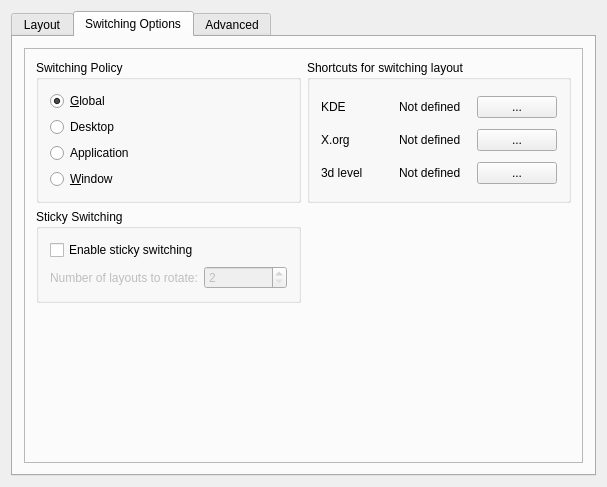
mgottschlag/kwin-tiling, file kcontrol/kxkb/kcmlayoutwidget.ui: the form before one commit.
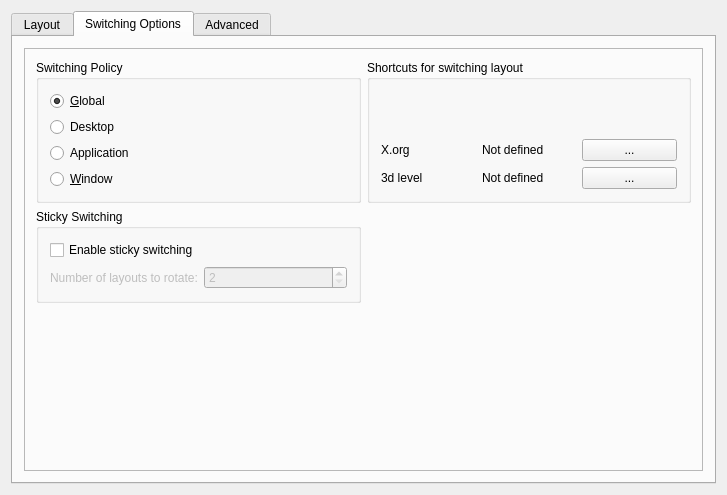
The form after the commit. The open tabs and pages were chosen to show the change. Custom widgets are drawn as their Qt base class.

Commit message: kxkb global shortcut configuration (almost working)

What changed in the file:
```diff
--- a/kcontrol/kxkb/kcmlayoutwidget.ui
+++ b/kcontrol/kxkb/kcmlayoutwidget.ui
@@ -5,8 +5,8 @@
    <rect>
     <x>0</x>
     <y>0</y>
-    <width>607</width>
-    <height>487</height>
+    <width>727</width>
+    <height>495</height>
    </rect>
   </property>
   <layout class="QGridLayout" >
@@ -368,27 +368,6 @@
              <string>Shortcuts for switching layout</string>
             </property>
             <layout class="QGridLayout" >
-             <item row="0" column="0" >
-              <widget class="QLabel" name="label_2" >
-               <property name="text" >
-                <string>KDE</string>
-               </property>
-              </widget>
-             </item>
-             <item row="0" column="1" >
-              <widget class="QLabel" name="kdeShortcut" >
-               <property name="text" >
-                <string>Not defined</string>
-               </property>
-              </widget>
-             </item>
-             <item row="0" column="2" >
-              <widget class="QPushButton" name="btnKdeShortcut" >
-               <property name="text" >
-                <string>...</string>
-               </property>
-              </widget>
-             </item>
              <item row="1" column="0" >
               <widget class="QLabel" name="label" >
                <property name="text" >
@@ -431,6 +410,9 @@
                </property>
               </widget>
              </item>
+             <item row="0" column="0" colspan="3" >
+              <widget class="KShortcutWidget" name="kdeShortcutWidget" />
+             </item>
             </layout>
            </widget>
           </item>
@@ -586,6 +568,11 @@
    <header>kbuttongroup.h</header>
    <container>1</container>
   </customwidget>
+  <customwidget>
+   <class>KShortcutWidget</class>
+   <extends>QWidget</extends>
+   <header>kshortcutwidget.h</header>
+  </customwidget>
  </customwidgets>
  <resources/>
  <connections>
```
The commit also changes 5 other files.
